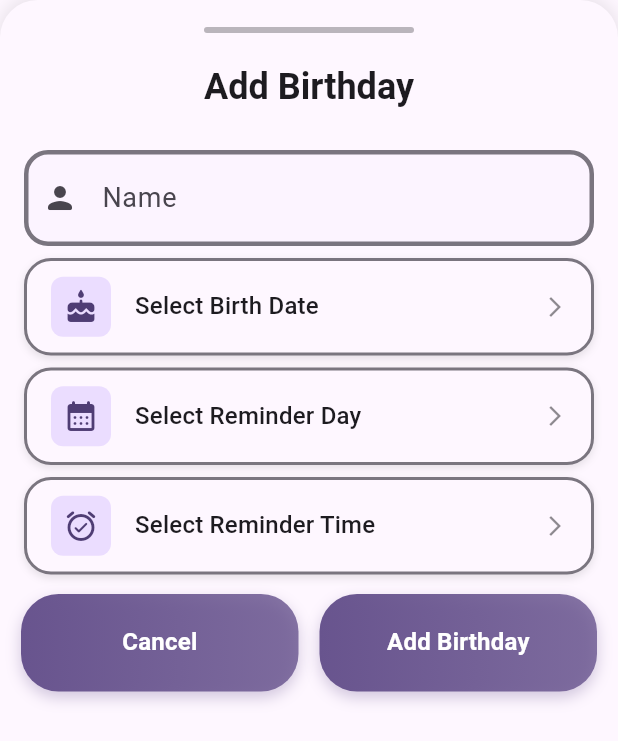
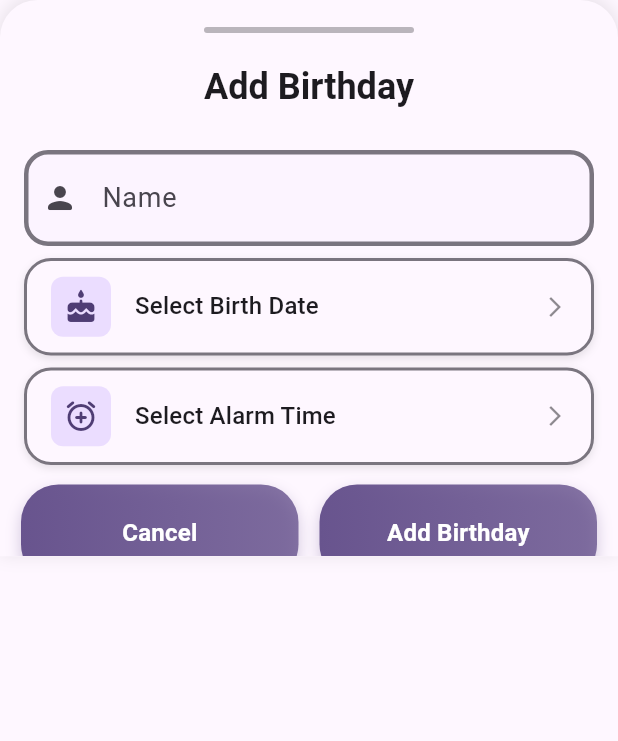
Before and after one commit to Confusedaff/Birday, a Flutter app: the Singlebday widget shown alone on an empty page, opened directly, on a phone screen of 412 x 824 dp. Shown: the top 741 px of the screen. Run offline on Flutter 3.47's test engine with Material 3 defaults, Android fonts, the phone set to English and light mode, and no system bars; our stand-ins replace hive_flutter; accounts and stored records are empty; Roboto replaces fonts that are missing (SF Pro Display).

Commit message:
added time selector

```diff
--- a/lib/widgets/dateselector.dart
+++ b/lib/widgets/dateselector.dart
@@ -3,21 +3,25 @@ import 'package:flutter/material.dart';
 class Dateselector extends StatelessWidget {
   final double height;
   final double width;
-  final String text;
+  final String placeholder; // what to show before a date is picked
   final IconData icon;
+  final DateTime? selectedDate; // the picked date (nullable)
   final VoidCallback tap;
+
   const Dateselector({
     super.key,
     required this.height,
     required this.width,
-    required this.text,
+    required this.placeholder,
+    required this.icon,
     required this.tap,
-    required this.icon,
+    this.selectedDate,
   });
 
   @override
   Widget build(BuildContext context) {
     final theme = Theme.of(context);
+
     return Material(
       color: Colors.transparent,
       child: InkWell(
@@ -61,7 +65,9 @@ class Dateselector extends StatelessWidget {
               Padding(
                 padding: const EdgeInsets.only(left: 16.0),
                 child: Text(
-                  text,
+                  selectedDate != null
+                      ? DateUtils.formatDateReadable(selectedDate!)
+                      : placeholder, // show date or placeholder
                   style: theme.textTheme.titleMedium?.copyWith(
                     color: theme.colorScheme.onSurface,
                     fontWeight: FontWeight.w500,
@@ -84,7 +90,6 @@ class Dateselector extends StatelessWidget {
     );
   }
 }
-
 /// A reusable date picker widget with custom styling
 class CustomDatePicker {
   /// Shows a styled date picker dialog
--- a/lib/widgets/singlebday.dart
+++ b/lib/widgets/singlebday.dart
@@ -2,6 +2,7 @@ import 'package:bday/widgets/button.dart';
 import 'package:bday/widgets/dateselector.dart';
 import 'package:bday/widgets/dragHandle.dart';
 import 'package:bday/widgets/textfield.dart';
+import 'package:bday/widgets/timeselector.dart';
 import 'package:flutter/material.dart';
 
 class Singlebday extends StatefulWidget {
@@ -13,6 +14,10 @@ class Singlebday extends StatefulWidget {
 
 class _SinglebdayState extends State<Singlebday> {
   final TextEditingController nameController = TextEditingController();
+  DateTime? birthDate;
+  DateTime? reminderDate;
+  TimeOfDay? selectedAlarmTime;
+  DateTime? selectedAlarmDate;
 
   @override
   void dispose() {
@@ -23,6 +28,21 @@ class _SinglebdayState extends State<Singlebday> {
   void _saveInput() {
     String inputText = nameController.text;
     print("User entered: $inputText");
+    Navigator.of(context).popUntil((route) => route.isFirst);
+  }
+
+  void createYearlyAlarm() {
+  if (selectedAlarmTime != null && selectedAlarmDate != null) {
+    final yearlyAlarm = TimeUtils.createYearlyAlarm(
+      id: DateTime.now().millisecondsSinceEpoch.toString(),
+      time: selectedAlarmTime!,
+      specificDate: selectedAlarmDate!,
+      label: 'Birthday Reminder',
+    );
+
+    // Save the alarm to your storage/database
+    // The alarm will now ring every year on the same date and time
+    }
   }
 
   @override
@@ -32,7 +52,7 @@ class _SinglebdayState extends State<Singlebday> {
       onTap: () => FocusScope.of(context).unfocus(),
       behavior: HitTestBehavior.opaque,
       child: Container(
-        height: 500,//MediaQuery.of(context).size.height * 0.75,
+        height: MediaQuery.of(context).size.height * 0.45,
         decoration: BoxDecoration(
           color: theme.colorScheme.surface,
           borderRadius: const BorderRadius.vertical(top: Radius.circular(25)),
@@ -72,42 +92,58 @@ class _SinglebdayState extends State<Singlebday> {
                   child: Dateselector(
                     height: 65,
                     width: MediaQuery.of(context).size.width - 32,
-                    text: 'Select Birth Date',
+                    placeholder: 'Select Birth Date',
                     icon: Icons.cake_rounded,
+                    selectedDate: birthDate,
               tap: () async {
-                      final selectedDate = await CustomDatePicker.showCustomDatePicker(
+                final selected = await CustomDatePicker.showCustomDatePicker(
                   context: context,
                   initialDate: DateTime.now(),
                   firstDate: DateTime(1900),
                   lastDate: DateTime(2100),
                   primaryColor: theme.colorScheme.primary,
                 );
-
-                      if (selectedDate != null) {
-                        print('Selected date: $selectedDate');
-                        // Handle the selected date here
+                if (selected != null) {
+                  setState(() => birthDate = selected);
                       }
                     },
                   ),
                 ),
                 Padding(
-                  padding: const EdgeInsets.only(left: 16, right: 16, bottom: 8),
-                  child: Dateselector(
+                    padding: const EdgeInsets.only(left: 16, right: 16, bottom: 5),
+                    child: TimeSelector(
                       height: 65,
                       width: MediaQuery.of(context).size.width - 32,
-                    text: "Select Reminder Day",
-                    icon: Icons.calendar_month_rounded,
-                    tap: () {},
-                  ),
-                ),
-                Padding(
-                  padding: const EdgeInsets.only(left: 16, right: 16, bottom: 5),
-                  child: Dateselector(
-                    height: 65,
-                    width: MediaQuery.of(context).size.width - 32,
-                    text: "Select Reminder Time",
-                    icon: Icons.alarm_on_rounded,
-                    tap: () {},
+                      placeholder: "Select Alarm Time",
+                      icon: Icons.alarm_add_rounded,
+                      selectedTime: selectedAlarmTime,
+                      tap: () async {
+                        // First pick the date
+                        final date = await showDatePicker(
+                          context: context,
+                          initialDate: DateTime.now(),
+                          firstDate: DateTime.now(),
+                          lastDate: DateTime(2100),
+                        );
+
+                        if (date != null) {
+                          // Then pick the time
+                          final time = await CustomTimePicker.showCustomTimePicker(
+                            context: context,
+                            helpText: 'Set Yearly Alarm Time',
+                          );
+
+                          if (time != null) {
+                            setState(() {
+                              selectedAlarmTime = time;
+                              selectedAlarmDate = date;
+                            });
+
+                            // Create the yearly recurring alarm
+                            createYearlyAlarm();
+                          }
+                        }
+                      },
                     ),
                   ),
                 Padding(
@@ -118,7 +154,7 @@ class _SinglebdayState extends State<Singlebday> {
                       Button(
                         text: 'Cancel',
                         tap: () {
-                          Navigator.pop(context);
+                          Navigator.of(context).popUntil((route) => route.isFirst);
                         },
                       ),
                       Button(
--- a/lib/widgets/timeselector.dart
+++ b/lib/widgets/timeselector.dart
@@ -0,0 +1,453 @@
+import 'package:flutter/material.dart';
+
+class TimeSelector extends StatelessWidget {
+  final double height;
+  final double width;
+  final String placeholder; // what to show before a time is picked
+  final IconData icon;
+  final TimeOfDay? selectedTime; // the picked time (nullable)
+  final VoidCallback tap;
+  final bool is24HourFormat;
+
+  const TimeSelector({
+    super.key,
+    required this.height,
+    required this.width,
+    required this.placeholder,
+    required this.icon,
+    required this.tap,
+    this.selectedTime,
+    this.is24HourFormat = false,
+  });
+
+  @override
+  Widget build(BuildContext context) {
+    final theme = Theme.of(context);
+
+    return Material(
+      color: Colors.transparent,
+      child: InkWell(
+        onTap: tap,
+        borderRadius: BorderRadius.circular(18),
+        child: Container(
+          height: height,
+          width: width,
+          decoration: BoxDecoration(
+            borderRadius: BorderRadius.circular(18),
+            border: Border.all(
+              color: theme.colorScheme.outline,
+              width: 2.0,
+            ),
+            color: theme.colorScheme.surface,
+            boxShadow: [
+              BoxShadow(
+                color: theme.colorScheme.shadow.withOpacity(0.1),
+                blurRadius: 4,
+                offset: const Offset(0, 2),
+              ),
+            ],
+          ),
+          child: Row(
+            children: [
+              Padding(
+                padding: const EdgeInsets.only(left: 16.0),
+                child: Container(
+                  padding: const EdgeInsets.all(8),
+                  decoration: BoxDecoration(
+                    color: theme.colorScheme.primaryContainer,
+                    borderRadius: BorderRadius.circular(8),
+                  ),
+                  child: Icon(
+                    icon,
+                    color: theme.colorScheme.onPrimaryContainer,
+                    size: 24,
+                  ),
+                ),
+              ),
+              Expanded(
+                child: Padding(
+                  padding: const EdgeInsets.only(left: 16.0),
+                  child: Text(
+                    selectedTime != null
+                        ? TimeUtils.formatTime(selectedTime!, is24HourFormat)
+                        : placeholder, // show time or placeholder
+                    style: theme.textTheme.titleMedium?.copyWith(
+                      color: theme.colorScheme.onSurface,
+                      fontWeight: FontWeight.w500,
+                    ),
+                  ),
+                ),
+              ),
+              Padding(
+                padding: const EdgeInsets.only(right: 16.0),
+                child: Icon(
+                  Icons.arrow_forward_ios,
+                  color: theme.colorScheme.onSurface.withOpacity(0.5),
+                  size: 16,
+                ),
+              ),
+            ],
+          ),
+        ),
+      ),
+    );
+  }
+}
+
+/// A reusable alarm time picker widget with custom styling
+class CustomTimePicker {
+  /// Shows a styled time picker dialog for alarm setting
+  static Future<TimeOfDay?> showCustomTimePicker({
+    required BuildContext context,
+    TimeOfDay? initialTime,
+    String? helpText,
+    String? cancelText,
+    String? confirmText,
+    Color? primaryColor,
+    double borderRadius = 20.0,
+    bool is24HourFormat = false,
+  }) async {
+    final theme = Theme.of(context);
+
+    return await showTimePicker(
+      context: context,
+      initialTime: initialTime ?? TimeOfDay.now(),
+      helpText: helpText ?? 'Set Alarm Time',
+      cancelText: cancelText,
+      confirmText: confirmText,
+      builder: (context, child) {
+        return MediaQuery(
+          data: MediaQuery.of(context).copyWith(
+            alwaysUse24HourFormat: is24HourFormat,
+          ),
+          child: Theme(
+            data: theme.copyWith(
+              timePickerTheme: TimePickerThemeData(
+                shape: RoundedRectangleBorder(
+                  borderRadius: BorderRadius.circular(borderRadius),
+                ),
+                backgroundColor: theme.colorScheme.surface,
+                hourMinuteColor: theme.colorScheme.surfaceVariant,
+                hourMinuteTextColor: theme.colorScheme.onSurfaceVariant,
+                dialBackgroundColor: theme.colorScheme.surfaceVariant,
+                dialHandColor: primaryColor ?? theme.colorScheme.primary,
+                dialTextColor: theme.colorScheme.onSurfaceVariant,
+                entryModeIconColor: theme.colorScheme.onSurfaceVariant,
+                dayPeriodColor: theme.colorScheme.primaryContainer,
+                dayPeriodTextColor: theme.colorScheme.onPrimaryContainer,
+                helpTextStyle: theme.textTheme.labelSmall?.copyWith(
+                  color: theme.colorScheme.onSurfaceVariant,
+                ),
+              ),
+            ),
+            child: child!,
+          ),
+        );
+      },
+    );
+  }
+}
+
+/// Alarm model class
+class AlarmModel {
+  final String id;
+  final TimeOfDay time;
+  final DateTime? specificDate; // For yearly recurring alarms
+  final String label;
+  final List<int> selectedDays; // 1-7 for Monday-Sunday
+  final bool isEnabled;
+  final String ringtone;
+  final bool vibrate;
+  final int snoozeInterval; // minutes
+  final bool isYearlyRecurring; // New field for yearly recurring alarms
+
+  const AlarmModel({
+    required this.id,
+    required this.time,
+    this.specificDate,
+    this.label = '',
+    this.selectedDays = const [],
+    this.isEnabled = true,
+    this.ringtone = 'Default',
+    this.vibrate = true,
+    this.snoozeInterval = 10,
+    this.isYearlyRecurring = false,
+  });
+
+  AlarmModel copyWith({
+    String? id,
+    TimeOfDay? time,
+    DateTime? specificDate,
+    String? label,
+    List<int>? selectedDays,
+    bool? isEnabled,
+    String? ringtone,
+    bool? vibrate,
+    int? snoozeInterval,
+    bool? isYearlyRecurring,
+  }) {
+    return AlarmModel(
+      id: id ?? this.id,
+      time: time ?? this.time,
+      specificDate: specificDate ?? this.specificDate,
+      label: label ?? this.label,
+      selectedDays: selectedDays ?? this.selectedDays,
+      isEnabled: isEnabled ?? this.isEnabled,
+      ringtone: ringtone ?? this.ringtone,
+      vibrate: vibrate ?? this.vibrate,
+      snoozeInterval: snoozeInterval ?? this.snoozeInterval,
+      isYearlyRecurring: isYearlyRecurring ?? this.isYearlyRecurring,
+    );
+  }
+
+  /// Check if alarm is set for today
+  bool isSetForToday() {
+    final now = DateTime.now();
+
+    if (isYearlyRecurring && specificDate != null) {
+      // Check if today matches the specific date (month and day)
+      return now.month == specificDate!.month && now.day == specificDate!.day;
+    }
+
+    if (selectedDays.isEmpty) return true; // One-time alarm
+    final today = now.weekday;
+    return selectedDays.contains(today);
+  }
+
+  /// Get next alarm trigger time
+  DateTime? getNextTriggerTime() {
+    final now = DateTime.now();
+
+    if (isYearlyRecurring && specificDate != null) {
+      // For yearly recurring alarms
+      return _getNextYearlyOccurrence(now);
+    }
+
+    final alarmDateTime = DateTime(
+      now.year,
+      now.month,
+      now.day,
+      time.hour,
+      time.minute,
+    );
+
+    if (selectedDays.isEmpty) {
+      // One-time alarm
+      if (alarmDateTime.isAfter(now)) {
+        return alarmDateTime;
+      } else {
+        return alarmDateTime.add(const Duration(days: 1));
+      }
+    } else {
+      // Weekly recurring alarm
+      for (int i = 0; i < 7; i++) {
+        final checkDate = now.add(Duration(days: i));
+        final checkDateTime = DateTime(
+          checkDate.year,
+          checkDate.month,
+          checkDate.day,
+          time.hour,
+          time.minute,
+        );
+
+        if (selectedDays.contains(checkDate.weekday) &&
+            checkDateTime.isAfter(now)) {
+          return checkDateTime;
+        }
+      }
+    }
+    return null;
+  }
+
+  /// Helper method to get next yearly occurrence
+  DateTime _getNextYearlyOccurrence(DateTime now) {
+    if (specificDate == null) return now;
+
+    // Create alarm time for this year
+    var thisYearAlarm = DateTime(
+      now.year,
+      specificDate!.month,
+      specificDate!.day,
+      time.hour,
+      time.minute,
+    );
+
+    // If the alarm time this year has already passed, set it for next year
+    if (thisYearAlarm.isBefore(now) || thisYearAlarm.isAtSameMomentAs(now)) {
+      thisYearAlarm = DateTime(
+        now.year + 1,
+        specificDate!.month,
+        specificDate!.day,
+        time.hour,
+        time.minute,
+      );
+    }
+
+    return thisYearAlarm;
+  }
+}
+
+/// Utility class for time operations
+class TimeUtils {
+  /// Format TimeOfDay as string (12 or 24 hour format)
+  static String formatTime(TimeOfDay time, bool is24Hour) {
+    if (is24Hour) {
+      return '${time.hour.toString().padLeft(2, '0')}:${time.minute.toString().padLeft(2, '0')}';
+    } else {
+      final hour = time.hourOfPeriod == 0 ? 12 : time.hourOfPeriod;
+      final period = time.period == DayPeriod.am ? 'AM' : 'PM';
+      return '${hour.toString().padLeft(2, '0')}:${time.minute.toString().padLeft(2, '0')} $period';
+    }
+  }
+
+  /// Convert TimeOfDay to minutes since midnight
+  static int timeToMinutes(TimeOfDay time) {
+    return time.hour * 60 + time.minute;
+  }
+
+  /// Convert minutes since midnight to TimeOfDay
+  static TimeOfDay minutesToTime(int minutes) {
+    final hour = minutes ~/ 60;
+    final minute = minutes % 60;
+    return TimeOfDay(hour: hour, minute: minute);
+  }
+
+  /// Get time until next alarm
+  static String getTimeUntilAlarm(DateTime nextAlarmTime) {
+    final now = DateTime.now();
+    final difference = nextAlarmTime.difference(now);
+
+    if (difference.inDays > 0) {
+      return '${difference.inDays}d ${difference.inHours % 24}h ${difference.inMinutes % 60}m';
+    } else if (difference.inHours > 0) {
+      return '${difference.inHours}h ${difference.inMinutes % 60}m';
+    } else {
+      return '${difference.inMinutes}m';
+    }
+  }
+
+  /// Get day names from numbers (1-7)
+  static List<String> getDayNames(List<int> days) {
+    const dayNames = ['Mon', 'Tue', 'Wed', 'Thu', 'Fri', 'Sat', 'Sun'];
+    return days.map((day) => dayNames[day - 1]).toList();
+  }
+
+  /// Get formatted day string for alarm display
+  static String formatAlarmDays(List<int> days, {bool isYearlyRecurring = false, DateTime? specificDate}) {
+    if (isYearlyRecurring && specificDate != null) {
+      const months = ['Jan', 'Feb', 'Mar', 'Apr', 'May', 'Jun',
+                     'Jul', 'Aug', 'Sep', 'Oct', 'Nov', 'Dec'];
+      return 'Every ${specificDate.day} ${months[specificDate.month - 1]}';
+    }
+
+    if (days.isEmpty) return 'Once';
+    if (days.length == 7) return 'Every day';
+    if (days.length == 5 && days.every((day) => day <= 5)) return 'Weekdays';
+    if (days.length == 2 && days.contains(6) && days.contains(7)) return 'Weekends';
+
+    return getDayNames(days).join(', ');
+  }
+
+  /// Check if current time matches alarm time (within 1 minute)
+  static bool isTimeMatch(TimeOfDay alarmTime, TimeOfDay currentTime) {
+    return alarmTime.hour == currentTime.hour &&
+           alarmTime.minute == currentTime.minute;
+  }
+
+  /// Get next occurrence of a specific time
+  static DateTime getNextOccurrence(TimeOfDay time, {List<int>? onDays, bool isYearlyRecurring = false, DateTime? specificDate}) {
+    final now = DateTime.now();
+
+    if (isYearlyRecurring && specificDate != null) {
+      // For yearly recurring alarms
+      var thisYearAlarm = DateTime(
+        now.year,
+        specificDate.month,
+        specificDate.day,
+        time.hour,
+        time.minute,
+      );
+
+      // If the alarm time this year has already passed, set it for next year
+      if (thisYearAlarm.isBefore(now) || thisYearAlarm.isAtSameMomentAs(now)) {
+        thisYearAlarm = DateTime(
+          now.year + 1,
+          specificDate.month,
+          specificDate.day,
+          time.hour,
+          time.minute,
+        );
+      }
+
+      return thisYearAlarm;
+    }
+
+    var next = DateTime(now.year, now.month, now.day, time.hour, time.minute);
+
+    if (onDays == null || onDays.isEmpty) {
+      // One-time alarm
+      if (next.isBefore(now) || next.isAtSameMomentAs(now)) {
+        next = next.add(const Duration(days: 1));
+      }
+      return next;
+    }
+
+    // Find next day that matches the criteria
+    for (int i = 0; i < 7; i++) {
+      final checkDate = now.add(Duration(days: i));
+      final candidate = DateTime(
+        checkDate.year,
+        checkDate.month,
+        checkDate.day,
+        time.hour,
+        time.minute
+      );
+
+      if (onDays.contains(checkDate.weekday) && candidate.isAfter(now)) {
+        return candidate;
+      }
+    }
+
+    return next; // fallback
+  }
+
+  /// Create a yearly recurring alarm
+  static AlarmModel createYearlyAlarm({
+    required String id,
+    required TimeOfDay time,
+    required DateTime specificDate,
+    String label = '',
+    String ringtone = 'Default',
+    bool vibrate = true,
+    int snoozeInterval = 10,
+  }) {
+    return AlarmModel(
+      id: id,
+      time: time,
+      specificDate: specificDate,
+      label: label,
+      isYearlyRecurring: true,
+      ringtone: ringtone,
+      vibrate: vibrate,
+      snoozeInterval: snoozeInterval,
+    );
+  }
+
+  /// Get years until next occurrence for yearly alarms
+  static String getTimeUntilYearlyAlarm(DateTime nextAlarmTime) {
+    final now = DateTime.now();
+    final difference = nextAlarmTime.difference(now);
+
+    if (difference.inDays >= 365) {
+      final years = difference.inDays ~/ 365;
+      final remainingDays = difference.inDays % 365;
+      return '${years}y ${remainingDays}d';
+    } else if (difference.inDays > 0) {
+      return '${difference.inDays}d ${difference.inHours % 24}h';
+    } else if (difference.inHours > 0) {
+      return '${difference.inHours}h ${difference.inMinutes % 60}m';
+    } else {
+      return '${difference.inMinutes}m';
+    }
+  }
+}
```
Lines whose indentation alone changed are shown as unchanged.
